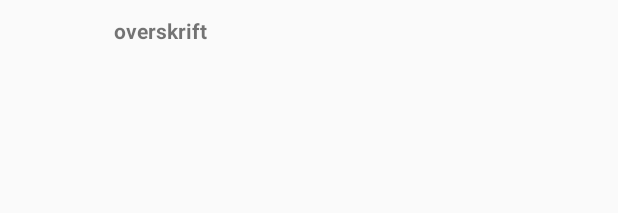
After one commit to Nicolai2100/s185020Galgeleg2, an Android app: the layout listview_layout.xml on its own in the app's theme, with its tools: preview values and no code run, on a phone screen of 412 x 824 dp. The commit adds this screen. Shown: the top 213 px of the screen. Run offline under Robolectric (Android 15) with nearby library versions, the phone set to English and light mode, and no system bars; network calls fail.

Commit message:
listview kører

```diff
--- /dev/null
+++ b/app/src/main/res/layout/listview_layout.xml
@@ -0,0 +1,25 @@
+<?xml version="1.0" encoding="utf-8"?>
+<RelativeLayout xmlns:android="http://schemas.android.com/apk/res/android"
+    android:layout_width="wrap_content"
+    android:layout_height="wrap_content"
+    android:padding="5dp">
+
+    <ImageView
+        android:id="@+id/list_elem_drawable"
+        android:layout_width="60dip"
+        android:layout_height="40dip"
+        android:layout_margin="5dip"
+        android:scaleType="centerCrop" />
+
+    <TextView
+        android:id="@+id/list_element"
+        android:layout_width="match_parent"
+        android:layout_height="wrap_content"
+        android:layout_alignTop="@+id/list_elem_drawable"
+        android:layout_toEndOf="@+id/list_elem_drawable"
+        android:layout_toRightOf="@+id/list_elem_drawable"
+        android:text="overskrift"
+        android:textSize="14sp"
+        android:textStyle="bold" />
+
+</RelativeLayout>
```
Also changed, not shown: app/src/main/java/com/s185020/Galgeleg_2/fragments/HighScoreFragment.java (+13 -60 lines), app/src/main/res/layout/fragment_highscore.xml (+28 -48 lines).
